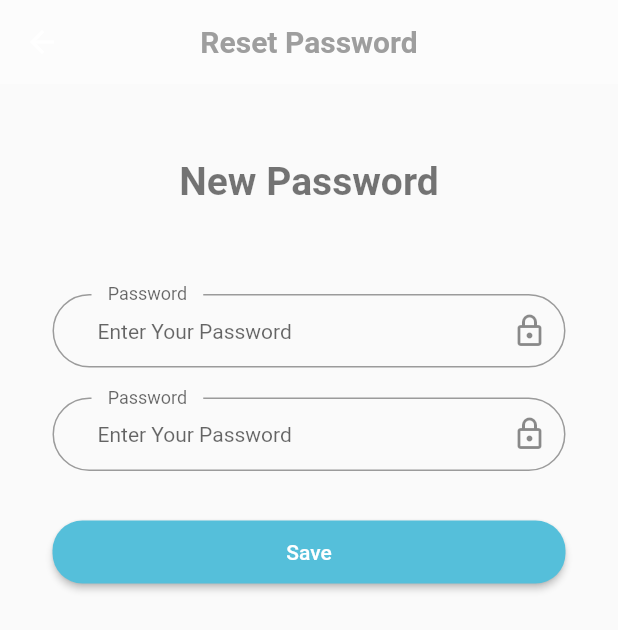
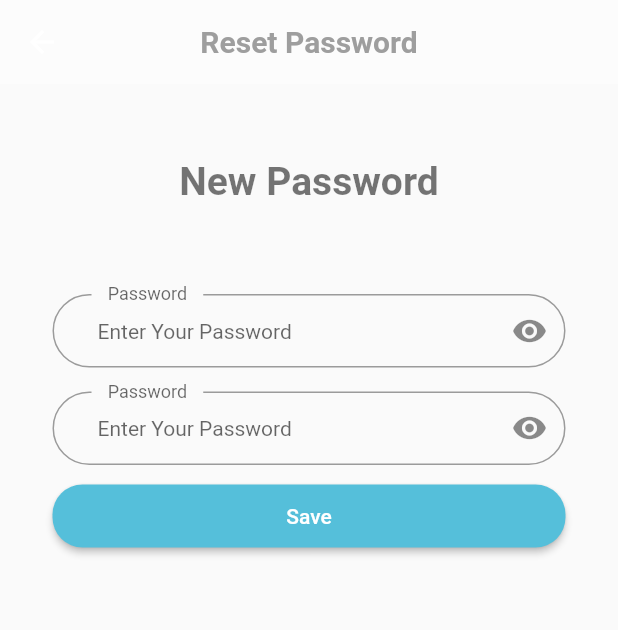
Before and after one commit to AhmadOthman1/Graduation_Project, a Flutter app: the ResetPassword screen opened by its route, on a phone screen of 412 x 824 dp. Shown: the top 630 px of the screen. Run offline on Flutter 3.47's test engine with Material 2 defaults, Android fonts, the light colour scheme and no system bars; our stand-ins replace flutter_otp_text_field, get, get_storage; accounts and stored records are empty.

Commit message:
frontend_editresetPassword&getstorage

```diff
--- a/lib/controller/auth/resetpassword_controller.dart
+++ b/lib/controller/auth/resetpassword_controller.dart
@@ -6,7 +6,7 @@ import 'package:growify/core/constant/routes.dart';
 import 'package:growify/global.dart';
 import 'package:http/http.dart' as http;
 abstract class ResetPasswordController extends GetxController{
-resetpassword();
+
 goToSuccessResetPassword(email,password);
 postChangePassword(email,password);
 }
@@ -14,7 +14,7 @@ postChangePassword(email,password);
 class ResetPasswordControllerImp extends ResetPasswordController{
 
 
-  late TextEditingController password;
+  /*late TextEditingController password;
   late TextEditingController repassword;
 
     bool isshowpass=true;
@@ -27,7 +27,28 @@ class ResetPasswordControllerImp extends ResetPasswordController{
   @override
   resetpassword() {
 
+  }*/
+
+  final newPassword = ''.obs;
+  final rewritePassword = ''.obs;
+  final obscureNewPassword = true.obs;
+  final obscureRewritePassword = true.obs;
+
+  String? passwordsMatch(String? value) {
+    if (value != null && value != newPassword.value) {
+      return 'Passwords do not match';
+    }
+    return null;
   }
+
+  void toggleNewPasswordVisibility() {
+    obscureNewPassword.toggle();
+  }
+
+  void toggleRewritePasswordVisibility() {
+    obscureRewritePassword.toggle();
+  }
+
      Future postChangePassword(email,password) async {
     var url = urlStarter + "/user/changepassword";
     var responce = await http.post(Uri.parse(url),
@@ -58,7 +79,7 @@ class ResetPasswordControllerImp extends ResetPasswordController{
 
  //Get.offNamed(AppRoute.SuccessResetPassword);
 
-
+/*
   @override
   void onInit() {
     password=TextEditingController();
@@ -75,6 +96,6 @@ class ResetPasswordControllerImp extends ResetPasswordController{
     repassword.dispose();
 
     super.dispose();
-  }
+  }*/
 
 }
--- a/lib/global.dart
+++ b/lib/global.dart
@@ -1,4 +1,4 @@
-var urlStarter= "http://10.119.214.7:3000";
+var urlStarter= "http://192.168.88.12:3000";
   String? firstName;
   String? lastName;
   String? userName;
--- a/lib/main.dart
+++ b/lib/main.dart
@@ -1,9 +1,13 @@
 import 'package:flutter/material.dart';
 import 'package:get/get.dart';
+import 'package:get_storage/get_storage.dart';
+import 'package:growify/core/constant/routes.dart';
 import 'package:growify/routes.dart';
 import 'package:growify/view/screen/auth/SignIn&SignUp/login.dart';
 import 'package:growify/global.dart';
-void main() {
+import 'package:growify/view/screen/homescreen/homeScreen.dart';
+void main() async{
+
   firstName="";
   lastName="";
   userName="";
@@ -12,11 +16,14 @@ void main() {
   phone="";
    dateOfBirth="";
    code="";
-  runApp(const MyApp());
+   await GetStorage.init();
+  runApp( MyApp());
 }
 
 class MyApp extends StatelessWidget {
-  const MyApp({super.key});
+   MyApp({super.key});
+    String? Email=GetStorage().read("loginemail") ;
+
 
   // This widget is the root of your application.
   @override
@@ -33,7 +40,7 @@ class MyApp extends StatelessWidget {
      ),
       ),
       debugShowCheckedModeBanner: false,
-      home: Login(),
+      home:(Email==null)?Login():HomeScreen(),
 
       routes: routes,
     );
--- a/lib/view/screen/auth/forgetpassword/resetpassword.dart
+++ b/lib/view/screen/auth/forgetpassword/resetpassword.dart
@@ -11,6 +11,7 @@ import 'package:growify/view/widget/auth/textTitleAuth.dart';
 class ResetPassword extends StatelessWidget {
    ResetPassword({super.key});
 GlobalKey<FormState>formstate=GlobalKey();
+String? pas;
   @override
   Widget build(BuildContext context) {
     ResetPasswordControllerImp controller =
@@ -37,44 +38,84 @@ GlobalKey<FormState>formstate=GlobalKey();
               const SizedBox(
                 height: 60,
               ),
-              GetBuilder<ResetPasswordControllerImp>(
-                builder: (controller) => TextFormAuth(
-                  onTapIcon: () {
-                    controller.showPassord();
-                  },
-                  obscureText: controller.isshowpass,
-                  valid: (value) {
-                    password=value;
-                    return validInput(value!, 30, 8, "password");
-                  },
-                  mycontroller: controller.password,
-                  hinttext: "Enter Your Password",
-                  labeltext: "Password",
-                  iconData: Icons.lock_outlined,
-                ),
-              ),
-                GetBuilder<ResetPasswordControllerImp>(
-                builder: (controller) => TextFormAuth(
-                  onTapIcon: () {
-                    controller.showPassord();
-                  },
-                  obscureText: controller.isshowpass,
-                  valid: (value) {
-                    password=value;
-                    return validInput(value!, 30, 8, "password");
-                  },
-                  mycontroller: controller.password,
-                  hinttext: "Enter Your Password",
-                  labeltext: "Password",
-                  iconData: Icons.lock_outlined,
-                ),
-              ),
+                Obx(() => TextFormField(
+                      obscureText: controller.obscureNewPassword.value,
+                      decoration: InputDecoration(
+                        hintText: 'Enter Your Password',
+                        hintStyle: const TextStyle(
+                          fontSize: 14,
+                        ),
+                        floatingLabelBehavior: FloatingLabelBehavior.always,
+                        contentPadding: const EdgeInsets.symmetric(
+                            vertical: 15, horizontal: 30),
+                        label: Container(
+                            margin: const EdgeInsets.symmetric(horizontal: 9),
+                            child: Text("Password")),
+                        suffixIcon: IconButton(
+                          icon: Icon(
+                            controller.obscureNewPassword.value
+                                ? Icons.visibility
+                                : Icons.visibility_off,
+                          ),
+                          onPressed:
+                              controller.toggleNewPasswordVisibility,
+                        ),
+                        border: OutlineInputBorder(
+                          borderRadius: BorderRadius.circular(30),
+                        ),
+                      ),
+                      onChanged: (value) {
+                        controller.newPassword.value = value;
+                      },
+                      validator: (value) {
+                       return validInput(value!, 30, 8, "password");}
+                    )),
+                    SizedBox(height: 16),
+                Obx(() => TextFormField(
+                      obscureText:
+                          controller.obscureRewritePassword.value,
+                      decoration: InputDecoration(
+                        hintText: 'Enter Your Password',
+                        hintStyle: const TextStyle(
+                          fontSize: 14,
+                        ),
+                        floatingLabelBehavior: FloatingLabelBehavior.always,
+                        contentPadding: const EdgeInsets.symmetric(
+                            vertical: 15, horizontal: 30),
+                        label: Container(
+                            margin: const EdgeInsets.symmetric(horizontal: 9),
+                            child: Text("Password")),
+                        suffixIcon: IconButton(
+                          icon: Icon(
+                            controller.obscureRewritePassword.value
+                                ? Icons.visibility
+                                : Icons.visibility_off,
+                          ),
+                          onPressed: controller
+                              .toggleRewritePasswordVisibility,
+                        ),
+                        border: OutlineInputBorder(
+                          borderRadius: BorderRadius.circular(30),
+                        ),
+                      ),
+                      onChanged: (value) {
+                        controller.rewritePassword.value = value;
+                      },
+                      validator: (value){
+                        pas=value;
+
+                        return controller.passwordsMatch(value);
+
+                      }
+                    )),
+
+
               ButtonAuth(
                 text: "Save",
                 onPressed: () async {
                   if(formstate.currentState!.validate()){
                           print("Vaild");
-                          var message = await controller.goToSuccessResetPassword(email,password);
+                          var message = await controller.goToSuccessResetPassword(email,pas);
                           (message != null) ? showDialog(
                             context: context,
                             builder: (BuildContext context) {
--- a/pubspec.yaml
+++ b/pubspec.yaml
@@ -38,6 +38,7 @@ dependencies:
   get: ^4.6.6
   flutter_otp_text_field: ^1.1.1
   http: ^1.1.0
+  get_storage: ^2.1.1
 
 
 dev_dependencies:
```
Also changed, not shown: lib/controller/auth/login_controller.dart (+19 -20 lines), lib/view/screen/auth/SignIn&SignUp/login.dart (+7 -0 lines), lib/view/screen/homescreen/homepages/homemainPage.dart (+73 -23 lines), pubspec.lock, 2 other files.
